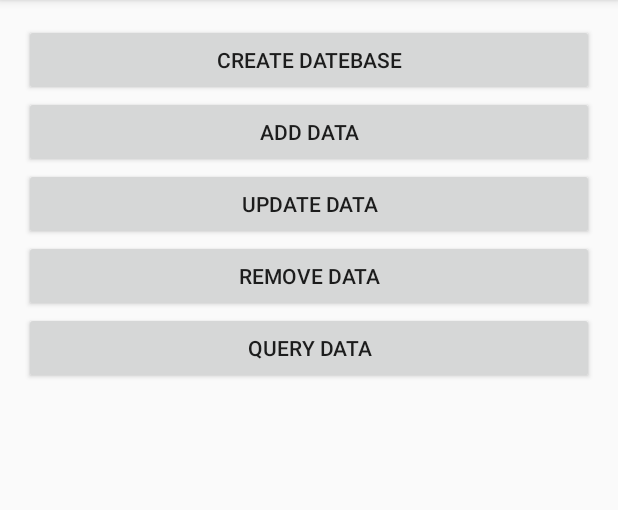
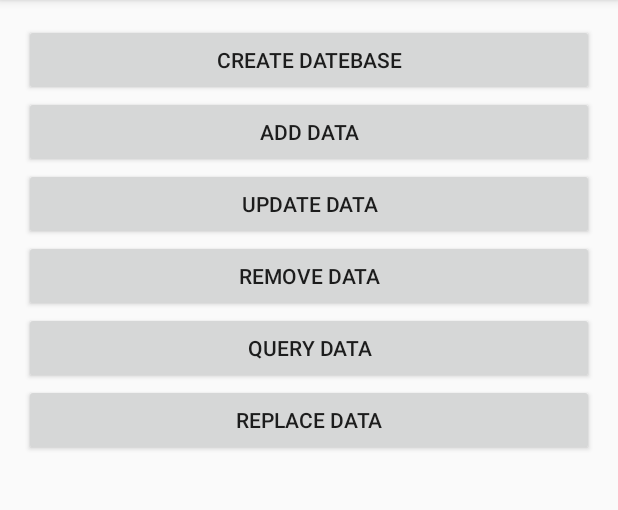
Before and after one commit to taojt/DatabaseTest, an Android app: the screen it shows after launch (MainActivity), on a phone screen of 412 x 824 dp, the part 84-594 px from its top. Run offline under Robolectric (Android 15) with nearby library versions, the phone set to English and light mode, and no system bars.

Commit message:
android 数据库 事务相关处理

```diff
--- a/app/src/main/res/layout/activity_main.xml
+++ b/app/src/main/res/layout/activity_main.xml
@@ -34,5 +34,10 @@
         android:layout_width="match_parent"
         android:layout_height="wrap_content"
         android:text="Query data"/>
+    <Button
+        android:id="@+id/replace_data"
+        android:layout_width="match_parent"
+        android:layout_height="wrap_content"
+        android:text="Replace Data"/>
 
 </LinearLayout>
```
Also changed, not shown: app/src/main/java/com/taojt/databasetest/MainActivity.java (+27 -0 lines).
